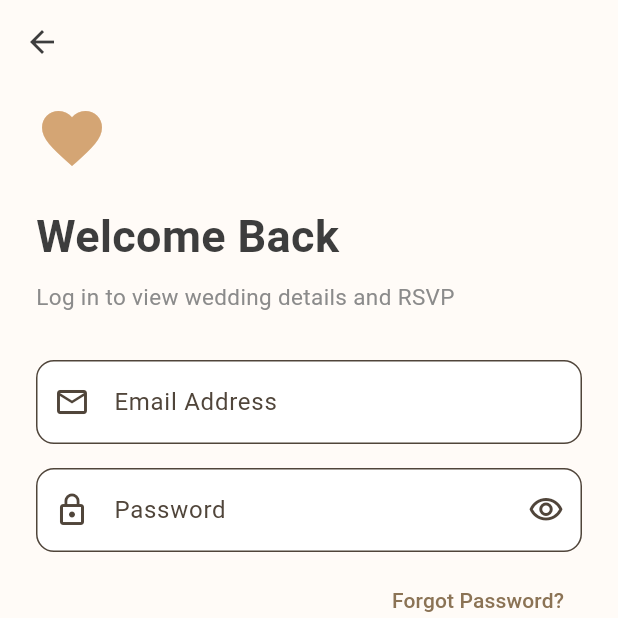
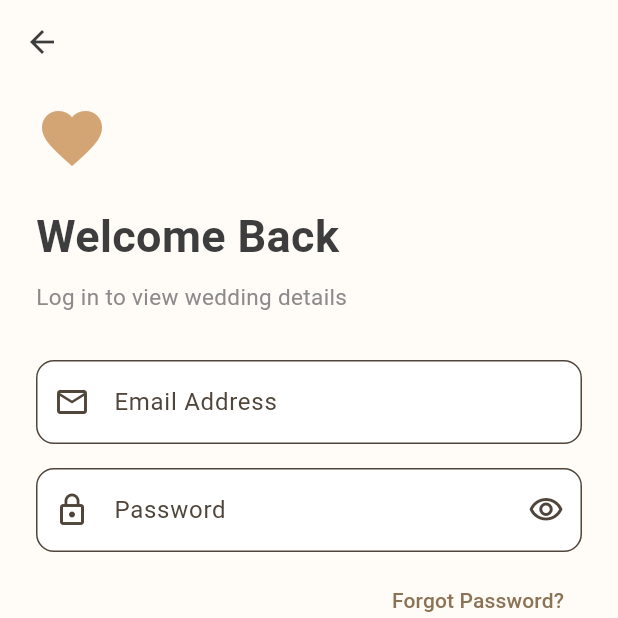
Before and after one commit to Mickey-Oduro-Kwarteng/knotly_wedd, a Flutter app: the screen it shows after launch, after a tap on "Log In", on a phone screen of 412 x 824 dp, the top half of it. Run offline on Flutter 3.47's test engine with Material 3 defaults, Android fonts, the light colour scheme and no system bars; our stand-ins replace google_fonts.

Commit message:
changed icon

```diff
--- a/lib/main.dart
+++ b/lib/main.dart
@@ -132,7 +132,11 @@ class WelcomeScreen extends StatelessWidget {
           child: Column(
             children: [
               const Spacer(flex: 2),
-              Icon(Icons.favorite, size: 70, color: AppColors.primary),
+              Image.asset(
+  'Assets/wedding-rings.png',
+  width: 70,
+  height: 70,
+),
               const SizedBox(height: 24),
               Text(
                 'Sarah & James',
@@ -297,7 +301,7 @@ class _LoginScreenState extends State<LoginScreen> {
                 ),
                 const SizedBox(height: 8),
                 Text(
-                  'Log in to view wedding details and RSVP',
+                  'Log in to view wedding details',
                   style: TextStyle(fontSize: 15, color: AppColors.textLight),
                 ),
                 const SizedBox(height: 32),
```
Also changed, not shown: pubspec.yaml (+9 -0 lines), Assets/wedding-rings.png (added), pubspec.lock, 6 other files.
